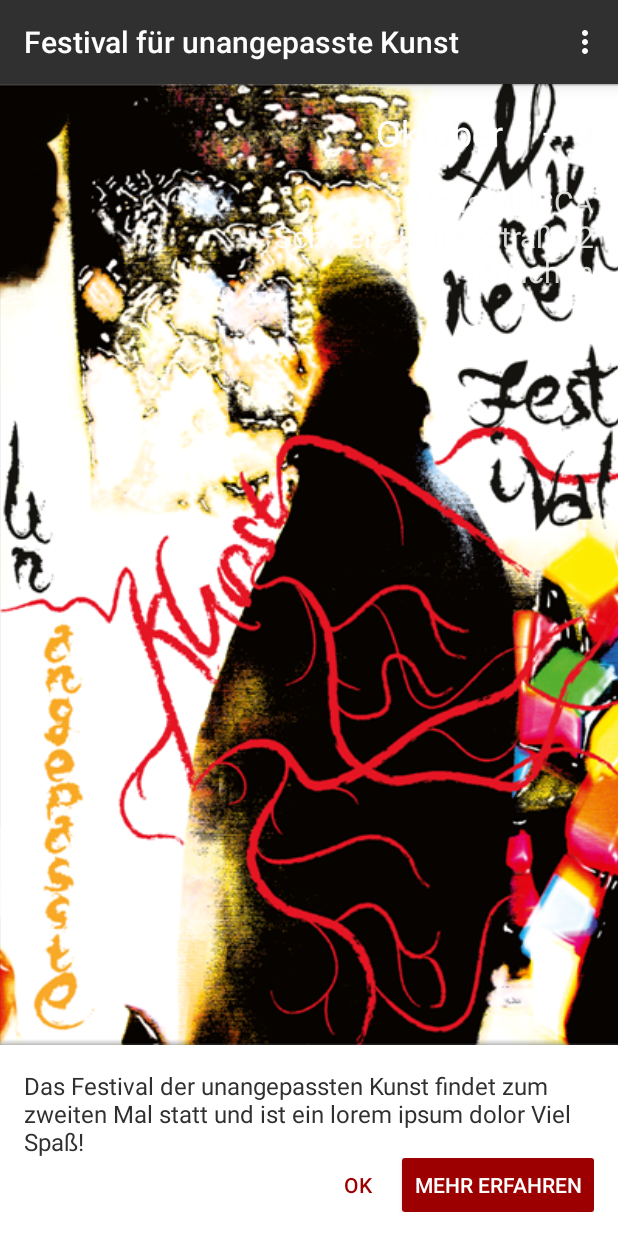
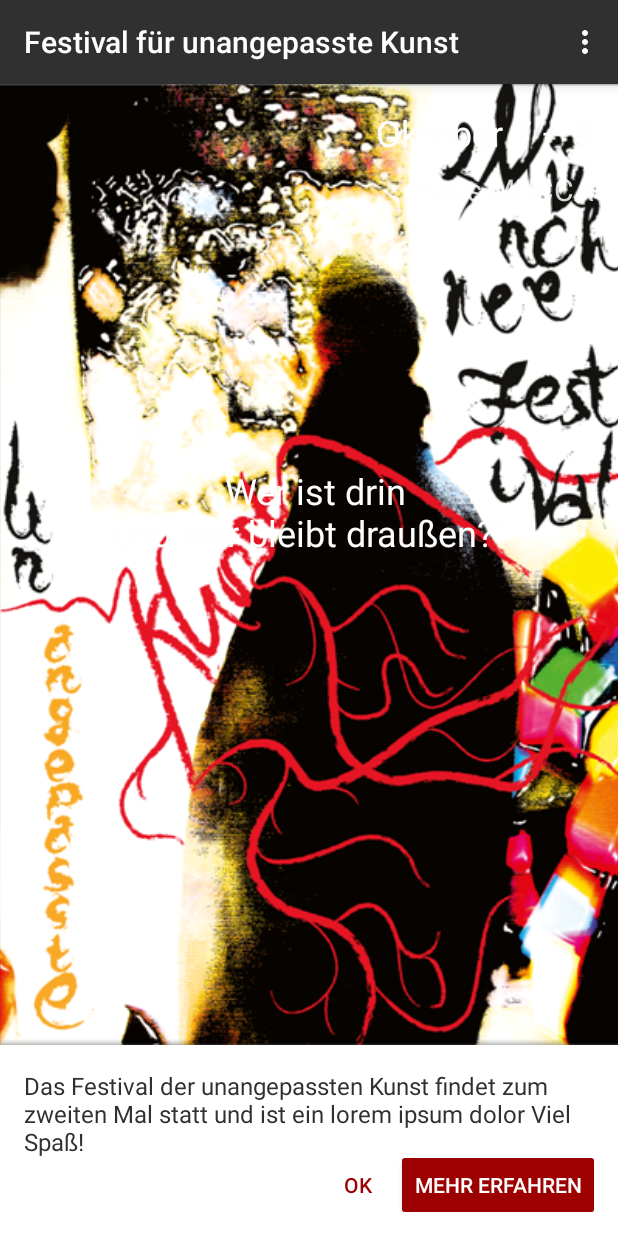
Before and after one commit to jangillich/dw-demokratie-2, an Android app: the fragment SelectFestivalPartizipationFragment placed in its activity, on a phone screen of 412 x 824 dp. Run offline under Robolectric (Android 15) with nearby library versions, the light colour scheme and no system bars; our stand-ins replace ButterKnife.

Commit message:
Leitsprüche hinzugefügt

```diff
--- a/app/src/main/res/layout/fragment_select_festival_demokratie.xml
+++ b/app/src/main/res/layout/fragment_select_festival_demokratie.xml
@@ -13,7 +13,7 @@
       android:text="@string/date_festival_1"
       android:layout_marginLeft="@dimen/activity_horizontal_margin"
       android:layout_marginRight="@dimen/activity_horizontal_margin"
-      android:layout_marginBottom="@dimen/activity_vertical_margin"
+      android:layout_marginBottom="@dimen/padding_small"
       android:layout_marginTop="@dimen/activity_vertical_margin"
       android:layout_width="wrap_content"
       android:layout_height="wrap_content"
@@ -27,7 +27,6 @@
       android:text="@string/location_festival_1"
       android:layout_marginLeft="@dimen/activity_horizontal_margin"
       android:layout_marginRight="@dimen/activity_horizontal_margin"
-      android:layout_marginBottom="@dimen/activity_vertical_margin"
       android:layout_width="match_parent"
       android:layout_height="wrap_content"
       android:textAlignment="textEnd"
@@ -36,6 +35,20 @@
       android:textAppearance="@style/Festival.Text.RobotoLight"
       android:textSize="20sp"
       android:textColor="@color/text_secondary"/>
+   <TextView
+      android:id="@+id/subtitle"
+      android:text="@string/subtitle_festival_1"
+      android:layout_marginLeft="@dimen/activity_horizontal_margin"
+      android:layout_marginRight="@dimen/activity_horizontal_margin"
+      android:paddingBottom="@dimen/padding_big"
+      android:layout_width="match_parent"
+      android:layout_height="wrap_content"
+      android:textAlignment="center"
+      android:layout_centerInParent="true"
+      android:gravity="center"
+      android:textAppearance="@style/Festival.Text.RobotoLight"
+      android:textSize="24sp"
+      android:textColor="@color/text_primary"/>
    <ImageView
       android:src="@drawable/selector_select_festival"
       android:background="@color/transparent"
--- a/app/src/main/res/layout/fragment_select_festival_partizipation.xml
+++ b/app/src/main/res/layout/fragment_select_festival_partizipation.xml
@@ -13,7 +13,7 @@
       android:text="@string/date_festival_3"
       android:layout_marginLeft="@dimen/activity_horizontal_margin"
       android:layout_marginRight="@dimen/activity_horizontal_margin"
-      android:layout_marginBottom="@dimen/activity_vertical_margin"
+      android:layout_marginBottom="@dimen/padding_small"
       android:layout_marginTop="@dimen/activity_vertical_margin"
       android:layout_width="wrap_content"
       android:layout_height="wrap_content"
@@ -27,7 +27,6 @@
       android:text="@string/location_festival_3"
       android:layout_marginLeft="@dimen/activity_horizontal_margin"
       android:layout_marginRight="@dimen/activity_horizontal_margin"
-      android:layout_marginBottom="@dimen/activity_vertical_margin"
       android:layout_width="match_parent"
       android:layout_height="wrap_content"
       android:textAppearance="@style/Festival.Text.RobotoLight"
@@ -36,6 +35,20 @@
       android:gravity="end"
       android:layout_alignParentEnd="true"
       android:textColor="@color/text_secondary"/>
+   <TextView
+      android:id="@+id/subtitle"
+      android:text="@string/subtitle_festival_3"
+      android:layout_marginLeft="@dimen/activity_horizontal_margin"
+      android:layout_marginRight="@dimen/activity_horizontal_margin"
+      android:paddingBottom="@dimen/padding_big"
+      android:layout_width="match_parent"
+      android:layout_height="wrap_content"
+      android:textAlignment="center"
+      android:layout_centerInParent="true"
+      android:gravity="center"
+      android:textAppearance="@style/Festival.Text.RobotoLight"
+      android:textSize="24sp"
+      android:textColor="@color/text_primary"/>
    <ImageView
       android:src="@drawable/selector_select_festival"
       android:background="@color/transparent"
--- a/app/src/main/res/values/dimens.xml
+++ b/app/src/main/res/values/dimens.xml
@@ -4,6 +4,7 @@
    <dimen name="activity_vertical_margin">16dp</dimen>
 
    <dimen name="padding_small">8dp</dimen>
+   <dimen name="padding_big">70dp</dimen>
 
    <dimen name="weekend_select_vertical_margin_sum">40dp</dimen>
 
--- a/app/src/main/res/values/strings.xml
+++ b/app/src/main/res/values/strings.xml
@@ -15,10 +15,12 @@
    <string name="date_festival_1">Mai 6 – 8</string>
    <string name="date_festival_2">Juli 15 – 17</string>
    <string name="date_festival_3">Oktober 7 – 9</string>
-
-   <string name="location_festival_1">Galerie LUXESE\nBurggrafenstr. 5\nMünchen</string>
-   <string name="location_festival_2">Unterführung\nNymphenburger Schloss/\nBotanischer Garten\nMünchen</string>
-   <string name="location_festival_3">Haus MUCCA\nSchwere-Reiter-Straße 2\nMünchen</string>
+   <string name="location_festival_1">Galerie LUXESE</string>
+   <string name="location_festival_2">Nymphenburger Schloss/\nBotanischer Garten</string>
+   <string name="location_festival_3">Haus MUCCA</string>
+   <string name="subtitle_festival_1">„Wählen oder nicht wählen?\nDas ist hier die Frage“</string>
+   <string name="subtitle_festival_2">„Uns gehört die Stadt!\nWer ist das Volk?“</string>
+   <string name="subtitle_festival_3">„Wer ist drin\nund wer bleibt draußen?“</string>
 
    <string name="map_marker_festival_1">Galerie LUXESE, Burggrafenstr. 5, München</string>
    <string name="map_marker_festival_2">Unterführung Nymphenburger Schloss/Botanischer Garten, München</string>
```
Also changed, not shown: app/src/main/res/layout/fragment_select_festival_macht.xml (+15 -2 lines).
